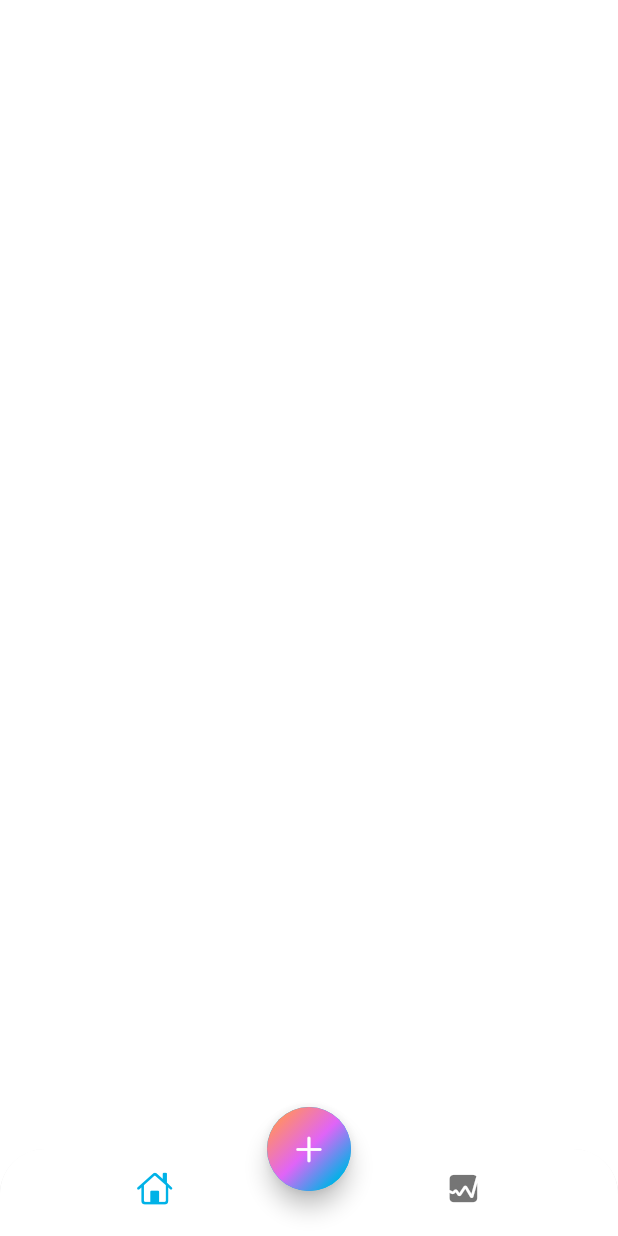
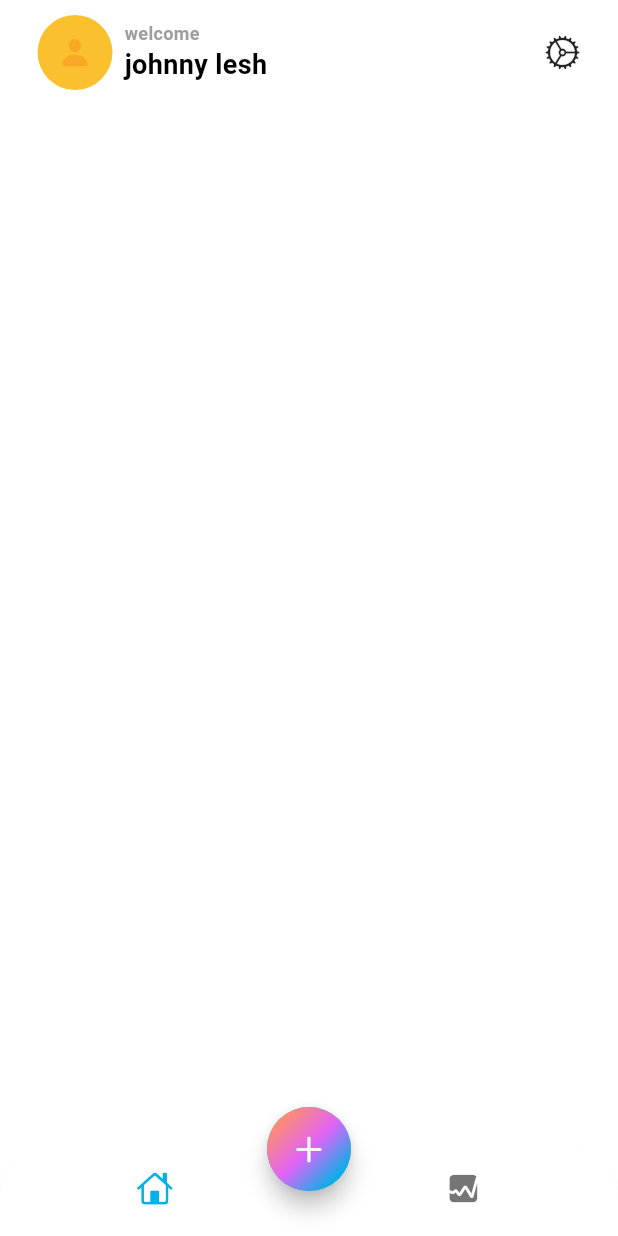
Before and after one commit to bilal-ahmet/expese_tracker_app, a Flutter app: the screen it shows after launch, on a phone screen of 412 x 824 dp. Run offline on Flutter 3.47's test engine with Material 3 defaults, Android fonts, the phone set to English and light mode, and no system bars.

Commit message:
UI_improve

```diff
--- a/lib/main.dart
+++ b/lib/main.dart
@@ -17,6 +17,7 @@
           primary: const Color(0xFF00B2E7),
           secondary: const Color(0xFFE064F7),
           tertiary: const Color(0xFFFF8D6C),
+          outline: Colors.grey
 
         )
       ),
--- a/lib/pages/home/views/home_screen.dart
+++ b/lib/pages/home/views/home_screen.dart
@@ -1,5 +1,6 @@
 import 'dart:math';
 
+import 'package:expese_tracker_app/pages/home/views/main_screen.dart';
 import 'package:flutter/cupertino.dart';
 import 'package:flutter/material.dart';
 
@@ -37,11 +38,10 @@
                   Theme.of(context).colorScheme.tertiary,
                   Theme.of(context).colorScheme.secondary,
                   Theme.of(context).colorScheme.primary,
-              ],
-              transform: const GradientRotation(pi/4)
-              )
-            ), child: const Icon(CupertinoIcons.add)),
+                ], transform: const GradientRotation(pi / 4))),
+            child: const Icon(CupertinoIcons.add)),
       ),
+      body: const MainScreen(),
     );
   }
 }
--- /dev/null
+++ b/lib/pages/home/views/main_screen.dart
@@ -0,0 +1,74 @@
+import 'dart:math';
+
+import 'package:flutter/cupertino.dart';
+import 'package:flutter/material.dart';
+
+class MainScreen extends StatelessWidget {
+  const MainScreen({super.key});
+
+  @override
+  Widget build(BuildContext context) {
+    return SafeArea(
+      child: Padding(
+        padding: const EdgeInsets.symmetric(horizontal: 25, vertical: 10),
+        child: Column(
+          children: [
+            Row(
+              mainAxisAlignment: MainAxisAlignment.spaceBetween,
+              children: [
+                Row(
+                  // mainAxisSize = MainAxisSize.max dersek row sona kadar gidiyor ama sağ tarafa bir nesne eklersek en sağda görünmüyor
+                  // o yüzden büyük row ve sağa ekleyeceğimiz nesneyi row alabiliriz
+                  children: [
+                    Stack(
+                      alignment: Alignment.center,
+                      children: [
+                        Container(
+                          height: 50,
+                          width: 50,
+                          decoration: BoxDecoration(
+                              shape: BoxShape.circle, color: Colors.yellow.shade700),
+                        ),
+                        Icon(CupertinoIcons.person_fill, color: Colors.yellow.shade800)
+                      ],
+                    ),
+                    const SizedBox(
+                      width: 8,
+                    ),
+                    Column(
+                      crossAxisAlignment: CrossAxisAlignment.start,
+                      children: [
+                        Text(
+                          "welcome",
+                          style: TextStyle(
+                              fontSize: 12,
+                              fontWeight: FontWeight.w600,
+                              color: Theme.of(context).colorScheme.outline),
+                        ),
+                        Text(
+                          "johnny lesh",
+                          style: TextStyle(
+                              fontSize: 18,
+                              fontWeight: FontWeight.bold,
+                              color: Theme.of(context).colorScheme.onBackground),
+                        ),
+                      ],
+                    ),
+
+                  ],
+                ),
+                const Row(
+                  children: [
+                    Icon(CupertinoIcons.settings)
+                  ],
+                )
+              ],
+            ),
+
+
+          ],
+        ),
+      ),
+    );
+  }
+}
--- a/lib/pages/my_app_view.dart
+++ b/lib/pages/my_app_view.dart
@@ -6,6 +6,6 @@
 
   @override
   Widget build(BuildContext context) {
-    return HomePage();
+    return const HomePage();
   }
 }
```
Lines whose indentation alone changed are shown as unchanged.
